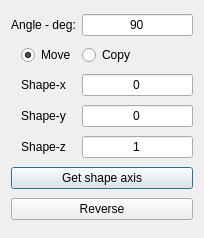
oddtopus/flamingo, file dialogs/rotateax.ui: the form before one commit.
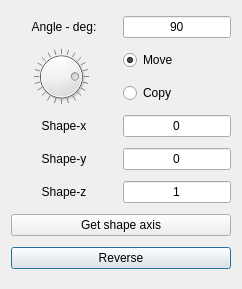
The form after the commit.

Commit message: added nice dials and sliders that do nice things

What changed in the file:
```diff
--- a/dialogs/rotateax.ui
+++ b/dialogs/rotateax.ui
@@ -6,8 +6,8 @@
    <rect>
     <x>0</x>
     <y>0</y>
-    <width>204</width>
-    <height>238</height>
+    <width>242</width>
+    <height>289</height>
    </rect>
   </property>
   <property name="sizePolicy">
@@ -20,7 +20,43 @@
    <string>Dialog</string>
   </property>
   <layout class="QGridLayout" name="gridLayout">
-   <item row="4" column="2">
+   <item row="7" column="0" colspan="3">
+    <widget class="QPushButton" name="btn2">
+     <property name="toolTip">
+      <string>Rotate the opposite way.</string>
+     </property>
+     <property name="text">
+      <string>Reverse</string>
+     </property>
+    </widget>
+   </item>
+   <item row="5" column="0" colspan="2">
+    <widget class="QLabel" name="label_4">
+     <property name="text">
+      <string>Shape-z</string>
+     </property>
+     <property name="alignment">
+      <set>Qt::AlignCenter</set>
+     </property>
+     <property name="buddy">
+      <cstring>zval</cstring>
+     </property>
+    </widget>
+   </item>
+   <item row="3" column="0" colspan="2">
+    <widget class="QLabel" name="label_2">
+     <property name="text">
+      <string>Shape-x</string>
+     </property>
+     <property name="alignment">
+      <set>Qt::AlignCenter</set>
+     </property>
+     <property name="buddy">
+      <cstring>xval</cstring>
+     </property>
+    </widget>
+   </item>
+   <item row="5" column="2">
     <widget class="QLineEdit" name="zval">
      <property name="text">
       <string>1</string>
@@ -30,57 +66,6 @@
      </property>
     </widget>
    </item>
-   <item row="1" column="2">
-    <widget class="QRadioButton" name="radio2">
-     <property name="text">
-      <string>Copy</string>
-     </property>
-    </widget>
-   </item>
-   <item row="3" column="0" colspan="2">
-    <widget class="QLabel" name="label_3">
-     <property name="text">
-      <string>Shape-y</string>
-     </property>
-     <property name="alignment">
-      <set>Qt::AlignCenter</set>
-     </property>
-     <property name="buddy">
-      <cstring>yval</cstring>
-     </property>
-    </widget>
-   </item>
-   <item row="3" column="2">
-    <widget class="QLineEdit" name="yval">
-     <property name="text">
-      <string>0</string>
-     </property>
-     <property name="alignment">
-      <set>Qt::AlignCenter</set>
-     </property>
-    </widget>
-   </item>
-   <item row="2" column="2">
-    <widget class="QLineEdit" name="xval">
-     <property name="text">
-      <string>0</string>
-     </property>
-     <property name="alignment">
-      <set>Qt::AlignCenter</set>
-     </property>
-    </widget>
-   </item>
-   <item row="5" column="0" colspan="3">
-    <widget class="QPushButton" name="btnGet">
-     <property name="toolTip">
-      <string>Select the axis respect to the selected object and to another edge in the model.
-First  select edge, then object.</string>
-     </property>
-     <property name="text">
-      <string>Get shape axis</string>
-     </property>
-    </widget>
-   </item>
    <item row="0" column="0" colspan="2">
     <widget class="QLabel" name="label">
      <property name="text">
@@ -94,17 +79,7 @@
      </property>
     </widget>
    </item>
-   <item row="6" column="0" colspan="3">
-    <widget class="QPushButton" name="btn2">
-     <property name="toolTip">
-      <string>Rotate the opposite way.</string>
-     </property>
-     <property name="text">
-      <string>Reverse</string>
-     </property>
-    </widget>
-   </item>
-   <item row="1" column="1">
+   <item row="1" column="2">
     <widget class="QRadioButton" name="radio1">
      <property name="text">
       <string>Move</string>
@@ -114,6 +89,34 @@
      </property>
     </widget>
    </item>
+   <item row="6" column="0" colspan="3">
+    <widget class="QPushButton" name="btnGet">
+     <property name="toolTip">
+      <string>Select the axis respect to the selected object and to another edge in the model.
+First  select edge, then object.</string>
+     </property>
+     <property name="text">
+      <string>Get shape axis</string>
+     </property>
+    </widget>
+   </item>
+   <item row="2" column="2">
+    <widget class="QRadioButton" name="radio2">
+     <property name="text">
+      <string>Copy</string>
+     </property>
+    </widget>
+   </item>
+   <item row="4" column="2">
+    <widget class="QLineEdit" name="yval">
+     <property name="text">
+      <string>0</string>
+     </property>
+     <property name="alignment">
+      <set>Qt::AlignCenter</set>
+     </property>
+    </widget>
+   </item>
    <item row="0" column="2">
     <widget class="QLineEdit" name="edit1">
      <property name="text">
@@ -124,30 +127,52 @@
      </property>
     </widget>
    </item>
+   <item row="1" column="0" rowspan="2">
+    <widget class="QDial" name="dial">
+     <property name="minimum">
+      <number>-180</number>
+     </property>
+     <property name="maximum">
+      <number>180</number>
+     </property>
+     <property name="pageStep">
+      <number>15</number>
+     </property>
+     <property name="value">
+      <number>90</number>
+     </property>
+     <property name="wrapping">
+      <bool>true</bool>
+     </property>
+     <property name="notchTarget">
+      <double>15.000000000000000</double>
+     </property>
+     <property name="notchesVisible">
+      <bool>true</bool>
+     </property>
+    </widget>
+   </item>
    <item row="4" column="0" colspan="2">
-    <widget class="QLabel" name="label_4">
+    <widget class="QLabel" name="label_3">
      <property name="text">
-      <string>Shape-z</string>
+      <string>Shape-y</string>
      </property>
      <property name="alignment">
       <set>Qt::AlignCenter</set>
      </property>
      <property name="buddy">
-      <cstring>zval</cstring>
+      <cstring>yval</cstring>
      </property>
     </widget>
    </item>
-   <item row="2" column="0" colspan="2">
-    <widget class="QLabel" name="label_2">
+   <item row="3" column="2">
+    <widget class="QLineEdit" name="xval">
      <property name="text">
-      <string>Shape-x</string>
+      <string>0</string>
      </property>
      <property name="alignment">
       <set>Qt::AlignCenter</set>
      </property>
-     <property name="buddy">
-      <cstring>xval</cstring>
-     </property>
     </widget>
    </item>
   </layout>
```
Left out of the diff: 5 changed lines with no effect on the pictures. The commit also changes 8 other files.
